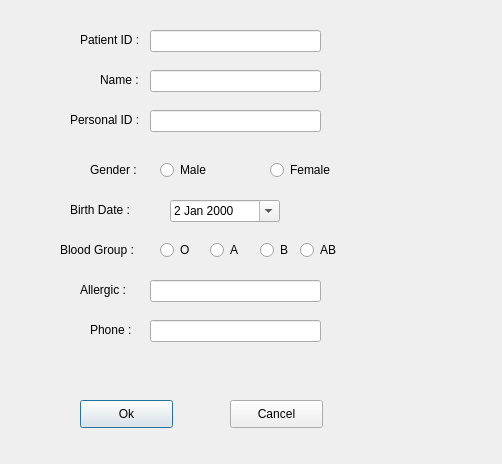
This is Design/patientAdd.ui in SPRYK/DatabaseProject as Qt 5 draws it before an edit. The edited form follows.
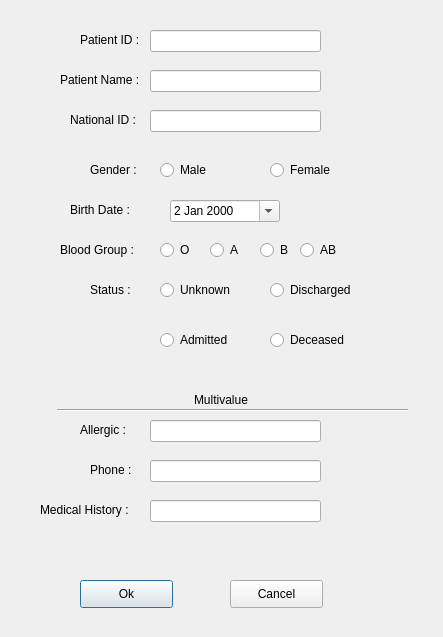
This is the edited form.

The edit to the form file:
```diff
--- a/Design/patientAdd.ui
+++ b/Design/patientAdd.ui
@@ -6,8 +6,8 @@
    <rect>
     <x>0</x>
     <y>0</y>
-    <width>502</width>
-    <height>464</height>
+    <width>443</width>
+    <height>637</height>
    </rect>
   </property>
   <property name="windowTitle">
@@ -39,14 +39,14 @@
   <widget class="QLabel" name="label_2">
    <property name="geometry">
     <rect>
-     <x>100</x>
+     <x>60</x>
      <y>70</y>
-     <width>41</width>
+     <width>91</width>
      <height>20</height>
     </rect>
    </property>
    <property name="text">
-    <string>Name :</string>
+    <string>Patient Name :</string>
    </property>
   </widget>
   <widget class="QLineEdit" name="lineEdit_2">
@@ -69,7 +69,7 @@
     </rect>
    </property>
    <property name="text">
-    <string>Personal ID :</string>
+    <string>National ID :</string>
    </property>
   </widget>
   <widget class="QLineEdit" name="lineEdit_3">
@@ -229,7 +229,7 @@
    <property name="geometry">
     <rect>
      <x>80</x>
-     <y>400</y>
+     <y>580</y>
      <width>93</width>
      <height>28</height>
     </rect>
@@ -242,7 +242,7 @@
    <property name="geometry">
     <rect>
      <x>230</x>
-     <y>400</y>
+     <y>580</y>
      <width>93</width>
      <height>28</height>
     </rect>
@@ -255,7 +255,7 @@
    <property name="geometry">
     <rect>
      <x>90</x>
-     <y>320</y>
+     <y>460</y>
      <width>51</width>
      <height>20</height>
     </rect>
@@ -268,7 +268,7 @@
    <property name="geometry">
     <rect>
      <x>150</x>
-     <y>320</y>
+     <y>460</y>
      <width>171</width>
      <height>22</height>
     </rect>
@@ -278,7 +278,7 @@
    <property name="geometry">
     <rect>
      <x>80</x>
-     <y>280</y>
+     <y>420</y>
      <width>61</width>
      <height>20</height>
     </rect>
@@ -291,12 +291,138 @@
    <property name="geometry">
     <rect>
      <x>150</x>
+     <y>420</y>
+     <width>171</width>
+     <height>22</height>
+    </rect>
+   </property>
+  </widget>
+  <widget class="Line" name="line">
+   <property name="geometry">
+    <rect>
+     <x>57</x>
+     <y>400</y>
+     <width>351</width>
+     <height>20</height>
+    </rect>
+   </property>
+   <property name="orientation">
+    <enum>Qt::Horizontal</enum>
+   </property>
+  </widget>
+  <widget class="QLabel" name="label_9">
+   <property name="geometry">
+    <rect>
+     <x>194</x>
+     <y>390</y>
+     <width>61</width>
+     <height>20</height>
+    </rect>
+   </property>
+   <property name="text">
+    <string>Multivalue</string>
+   </property>
+  </widget>
+  <widget class="QLabel" name="label_10">
+   <property name="geometry">
+    <rect>
+     <x>90</x>
      <y>280</y>
+     <width>51</width>
+     <height>20</height>
+    </rect>
+   </property>
+   <property name="text">
+    <string>Status :</string>
+   </property>
+  </widget>
+  <widget class="QRadioButton" name="unknownStatus">
+   <property name="geometry">
+    <rect>
+     <x>160</x>
+     <y>280</y>
+     <width>81</width>
+     <height>20</height>
+    </rect>
+   </property>
+   <property name="text">
+    <string>Unknown</string>
+   </property>
+   <attribute name="buttonGroup">
+    <string notr="true">buttonGroup_3</string>
+   </attribute>
+  </widget>
+  <widget class="QRadioButton" name="dischargedStatus">
+   <property name="geometry">
+    <rect>
+     <x>270</x>
+     <y>280</y>
+     <width>95</width>
+     <height>20</height>
+    </rect>
+   </property>
+   <property name="text">
+    <string>Discharged</string>
+   </property>
+   <attribute name="buttonGroup">
+    <string notr="true">buttonGroup_3</string>
+   </attribute>
+  </widget>
+  <widget class="QRadioButton" name="admittedStatus">
+   <property name="geometry">
+    <rect>
+     <x>160</x>
+     <y>330</y>
+     <width>81</width>
+     <height>20</height>
+    </rect>
+   </property>
+   <property name="text">
+    <string>Admitted</string>
+   </property>
+   <attribute name="buttonGroup">
+    <string notr="true">buttonGroup_3</string>
+   </attribute>
+  </widget>
+  <widget class="QRadioButton" name="deceasedStatus">
+   <property name="geometry">
+    <rect>
+     <x>270</x>
+     <y>330</y>
+     <width>95</width>
+     <height>20</height>
+    </rect>
+   </property>
+   <property name="text">
+    <string>Deceased</string>
+   </property>
+   <attribute name="buttonGroup">
+    <string notr="true">buttonGroup_3</string>
+   </attribute>
+  </widget>
+  <widget class="QLineEdit" name="medhistory">
+   <property name="geometry">
+    <rect>
+     <x>150</x>
+     <y>500</y>
      <width>171</width>
      <height>22</height>
     </rect>
    </property>
   </widget>
+  <widget class="QLabel" name="label_11">
+   <property name="geometry">
+    <rect>
+     <x>40</x>
+     <y>500</y>
+     <width>101</width>
+     <height>20</height>
+    </rect>
+   </property>
+   <property name="text">
+    <string>Medical History :</string>
+   </property>
+  </widget>
  </widget>
  <resources/>
  <connections/>
```
Left out of the diff: 51 changed lines with no effect on the pictures.
